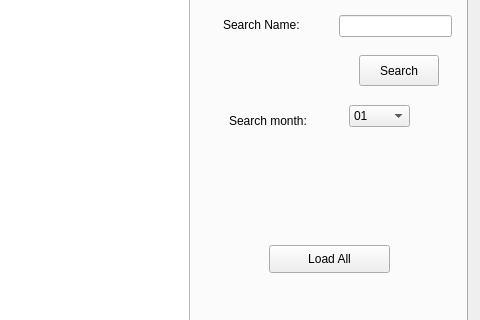
First picture: the form in QtCuties-BulkClubProject/menu.ui, repository NicholasHuCS1C/Bulk-Club-CS1C, before the edit; both pictures show x 323 to 803 and y 161 to 481 of the 803 by 593 pixel window.
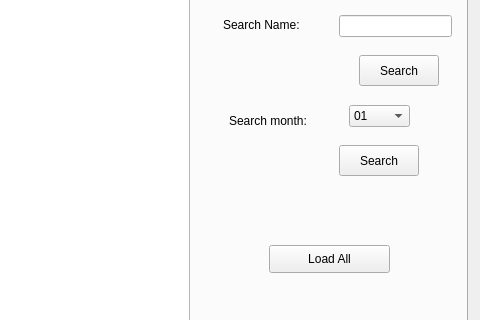
Second picture: the form after the edit. The open tabs and pages were chosen to show the change.

What changed in the file:
```diff
--- a/QtCuties-BulkClubProject/menu.ui
+++ b/QtCuties-BulkClubProject/menu.ui
@@ -432,6 +432,19 @@
        </rect>
       </property>
      </widget>
+     <widget class="QPushButton" name="buttonSearchMonth">
+      <property name="geometry">
+       <rect>
+        <x>650</x>
+        <y>260</y>
+        <width>80</width>
+        <height>31</height>
+       </rect>
+      </property>
+      <property name="text">
+       <string>Search</string>
+      </property>
+     </widget>
     </widget>
     <widget class="QWidget" name="tabEditMembers">
      <attribute name="title">
```
Left out of the diff: 4 changed lines with no effect on the pictures.
